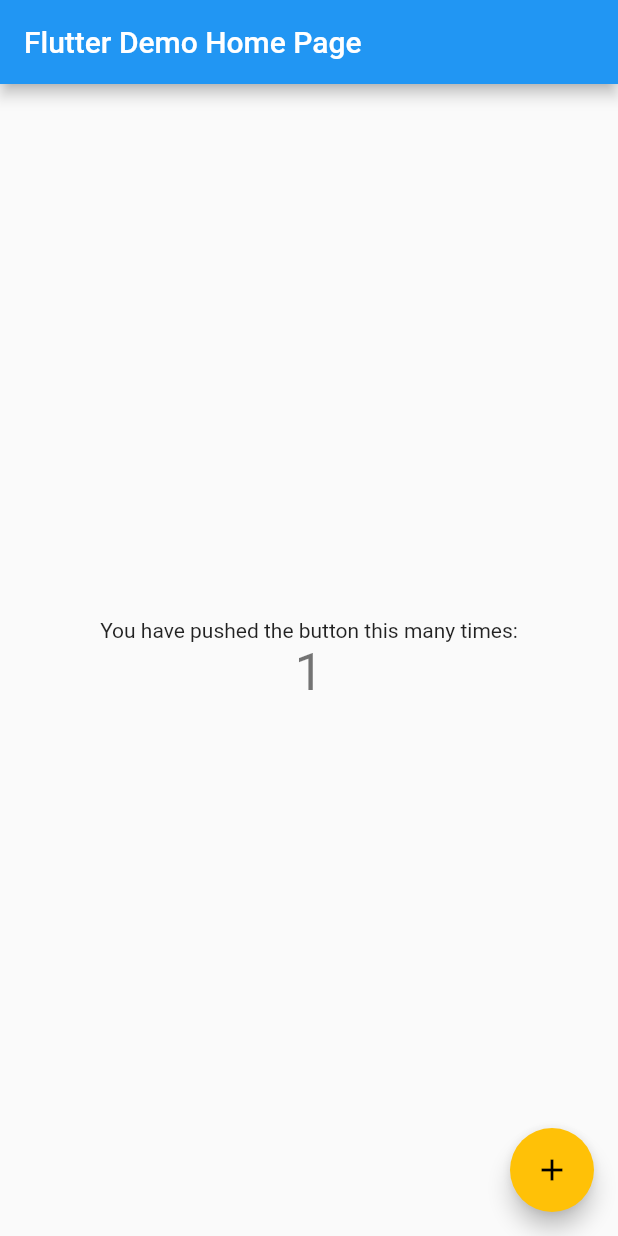
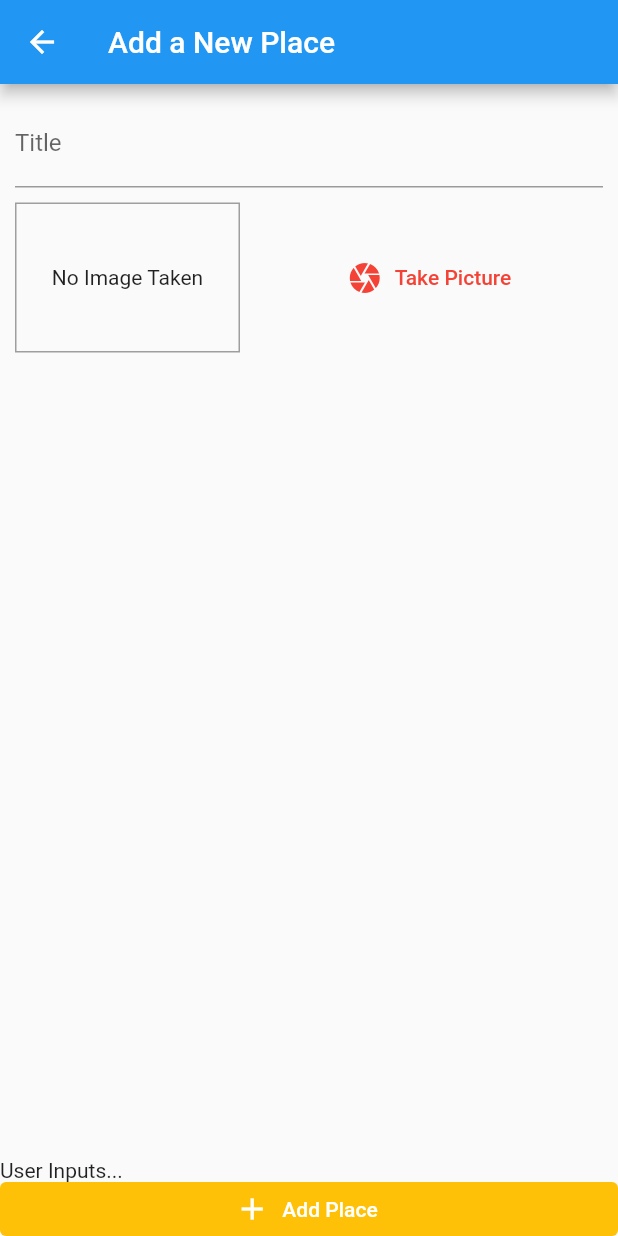
Before and after one commit to gmhcode/place_list, a Flutter app: the screen it shows after launch, after a tap on the "add" icon, on a phone screen of 412 x 824 dp. Run offline on Flutter 3.47's test engine with Material 2 defaults, Android fonts, the light colour scheme and no system bars; our stand-ins replace image_picker.

Commit message:
writing out image picker

```diff
--- a/lib/main.dart
+++ b/lib/main.dart
@@ -1,5 +1,7 @@
 import 'package:flutter/material.dart';
 import 'package:place_list/providers/great_places.dart';
+import 'package:place_list/screens/add_place_screen.dart';
+import 'package:place_list/screens/places_list_screen.dart';
 import 'package:provider/provider.dart';
 
 void main() {
@@ -27,7 +29,10 @@
           primarySwatch: Colors.blue,
           accentColor: Colors.amber,
         ),
-        home: MyHomePage(title: 'Flutter Demo Home Page'),
+        home: PlacesListScreen(),
+        routes: {
+          AddPlaceScreen.routName: (ctx) => AddPlaceScreen(),
+        },
       ),
     );
   }
--- a/lib/models/place.dart
+++ b/lib/models/place.dart
@@ -1,4 +1,4 @@
-import 'dart:html';
+import 'dart:io';
 
 import 'package:flutter/material.dart';
 
--- a/lib/screens/add_place_screen.dart
+++ b/lib/screens/add_place_screen.dart
@@ -0,0 +1,59 @@
+import 'package:flutter/cupertino.dart';
+import 'package:flutter/material.dart';
+import 'package:place_list/widgets/images_input.dart';
+
+class AddPlaceScreen extends StatefulWidget {
+  static const routName = '/add-place';
+  @override
+  _AddPlaceScreenState createState() => _AddPlaceScreenState();
+}
+
+class _AddPlaceScreenState extends State<AddPlaceScreen> {
+  final _titleController = TextEditingController();
+
+  @override
+  Widget build(BuildContext context) {
+    return Scaffold(
+      appBar: AppBar(
+        title: Text('Add a New Place'),
+      ),
+      body: Column(
+        //Pushes the button down
+        mainAxisAlignment: MainAxisAlignment.spaceBetween,
+        //Stretches the button
+        crossAxisAlignment: CrossAxisAlignment.stretch,
+        children: [
+          //If we put a column here instead of expanded, it would have made the button the same size as the other items in the column
+          Expanded(
+            child: SingleChildScrollView(
+              child: Padding(
+                padding: EdgeInsets.all(10.0),
+                child: Column(
+                  children: [
+                    TextField(
+                      decoration: InputDecoration(labelText: 'Title'),
+                      controller: _titleController,
+                    ),
+                    SizedBox(height: 10),
+                    ImageInput(),
+                  ],
+                ),
+              ),
+            ),
+          ),
+          Text('User Inputs...'),
+          ElevatedButton.icon(
+            icon: Icon(Icons.add),
+            label: Text('Add Place'),
+            style: ElevatedButton.styleFrom(
+                elevation: 0,
+                //Removed small amount of bottom margin
+                tapTargetSize: MaterialTapTargetSize.shrinkWrap,
+                primary: Theme.of(context).accentColor),
+            onPressed: () {},
+          )
+        ],
+      ),
+    );
+  }
+}
--- a/lib/screens/places_list_screen.dart
+++ b/lib/screens/places_list_screen.dart
@@ -1,4 +1,5 @@
 import 'package:flutter/material.dart';
+import 'package:place_list/screens/add_place_screen.dart';
 
 class PlacesListScreen extends StatelessWidget {
   @override
@@ -6,7 +7,13 @@
     return Scaffold(
       appBar: AppBar(
         title: Text('Your Places'),
-        actions: [IconButton(icon: Icon(Icons.add), onPressed: () {})],
+        actions: [
+          IconButton(
+              icon: Icon(Icons.add),
+              onPressed: () {
+                Navigator.of(context).pushNamed(AddPlaceScreen.routName);
+              }),
+        ],
       ),
       body: Center(
         child: CircularProgressIndicator(),
--- /dev/null
+++ b/lib/widgets/images_input.dart
@@ -0,0 +1,67 @@
+import 'dart:io';
+
+import 'package:flutter/cupertino.dart';
+import 'package:flutter/material.dart';
+import 'package:image_picker/image_picker.dart';
+
+class ImageInput extends StatefulWidget {
+  @override
+  _ImageInputState createState() => _ImageInputState();
+}
+
+class _ImageInputState extends State<ImageInput> {
+  File _storedImage;
+  Future<void> _takePicture() async {
+    // final picker = ImagePicker();
+    // final imageFile = await picker.getImage(
+    //   source: ImageSource.camera,
+    //   maxWidth: 600,
+    // );
+    // setState(() {
+    //   _storedImage = File(imageFile.path);
+    // });
+    // final appDir = await syspaths.getApplicationDocumentsDirectory();
+    // final fileName = path.basename(imageFile.path);
+    // final savedImage = await _storedImage.copy('${appDir.path}/$fileName');
+  }
+
+  @override
+  Widget build(BuildContext context) {
+    return Row(
+      children: [
+        Container(
+          width: 150,
+          height: 100,
+          decoration: BoxDecoration(
+            border: Border.all(width: 1, color: Colors.grey),
+          ),
+          child: _storedImage != null
+              ? Image.file(
+                  _storedImage,
+                  fit: BoxFit.cover,
+                  width: double.infinity,
+                )
+              : Text(
+                  'No Image Taken',
+                  textAlign: TextAlign.center,
+                ),
+          //Centers the Child
+          alignment: Alignment.center,
+        ),
+        SizedBox(
+          width: 10,
+        ),
+        Expanded(
+          child: TextButton.icon(
+            onPressed: () {},
+            icon: Icon(Icons.camera),
+            label: Text('Take Picture'),
+            style: TextButton.styleFrom(
+              primary: Colors.red,
+            ),
+          ),
+        ),
+      ],
+    );
+  }
+}
--- a/pubspec.yaml
+++ b/pubspec.yaml
@@ -23,7 +23,8 @@
 dependencies:
   flutter:
     sdk: flutter
-  provider: ^3.0.0+1
+  provider: ^5.0.0
+  image_picker: ^0.8.1+3
 
   # The following adds the Cupertino Icons font to your application.
   # Use with the CupertinoIcons class for iOS style icons.
```
Also changed, not shown: pubspec.lock.
